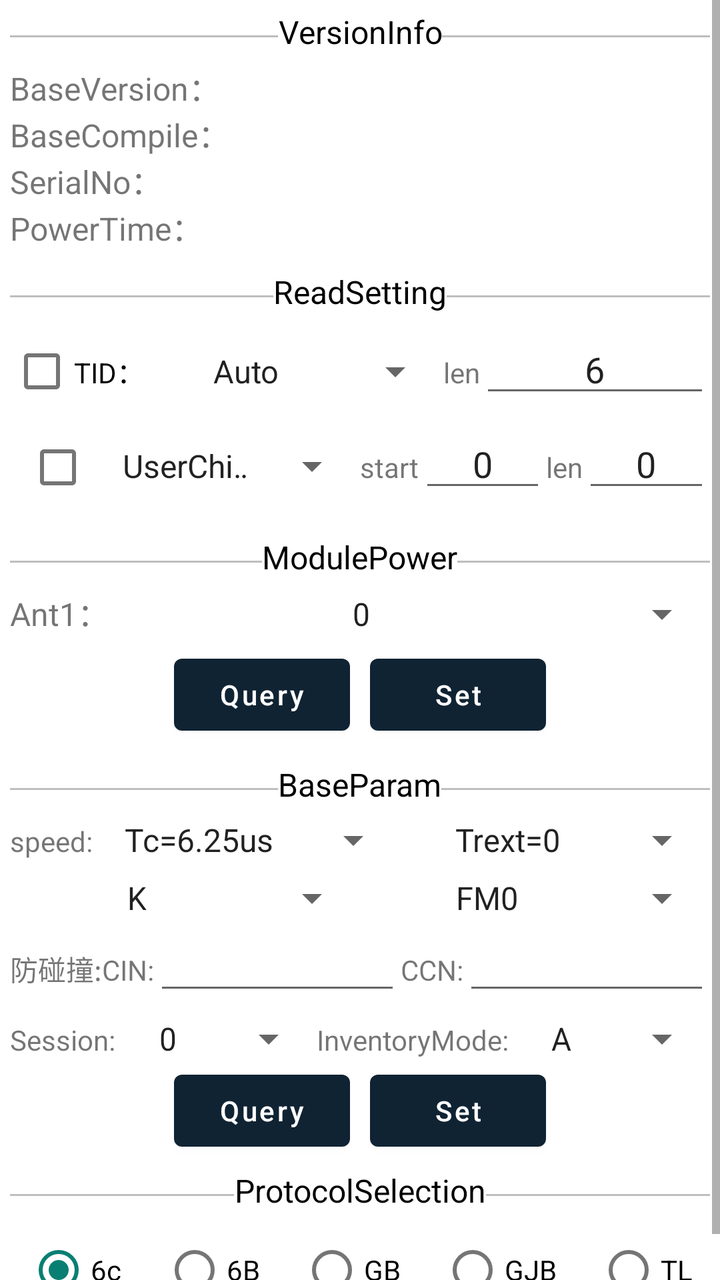
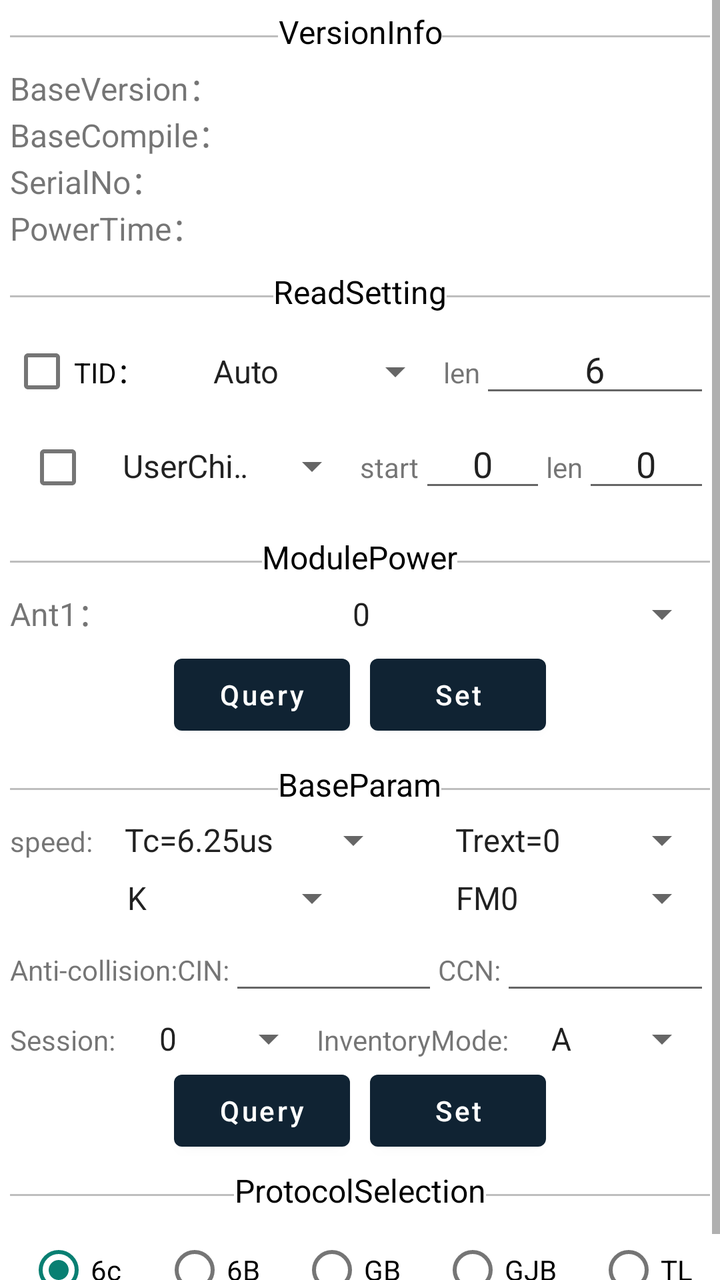

Two renders of the same Android screen: before a commit and after it. Below are the layout's source before the change and the commit's diff.
<!-- AndroidManifest.xml: application theme Theme.UHFReaderDemo -->
<!-- res/layout/fragment_setting_gb.xml -->
<?xml version="1.0" encoding="utf-8"?>
<ScrollView xmlns:android="http://schemas.android.com/apk/res/android"
    xmlns:app="http://schemas.android.com/apk/res-auto"
    xmlns:tools="http://schemas.android.com/tools"
    android:layout_width="match_parent"
    android:layout_height="match_parent"
    tools:context=".fragment.sixc.FindFragment6c">

    <LinearLayout
        android:layout_width="match_parent"
        android:layout_height="match_parent"
        android:orientation="vertical"
        android:padding="5dp">

        <LinearLayout
            android:id="@+id/version_Layout"
            android:layout_width="match_parent"
            android:layout_height="wrap_content"
            android:orientation="horizontal">

            <View
                android:layout_width="0dp"
                android:layout_height="1dp"
                android:layout_gravity="center"
                android:layout_weight="1"
                android:background="@color/gray" />

            <TextView
                android:layout_width="wrap_content"
                android:layout_height="wrap_content"
                android:layout_marginBottom="5dp"
                android:gravity="center"
                android:text="@string/version_info_title"
                android:textAlignment="center"
                android:textColor="@color/black"
                android:textSize="@dimen/text_size_16" />

            <View
                android:layout_width="0dp"
                android:layout_height="1dp"
                android:layout_gravity="center"
                android:layout_weight="1"
                android:background="@color/gray" />


        </LinearLayout>


        <LinearLayout
            android:layout_width="match_parent"
            android:layout_height="wrap_content">

            <TextView
                android:layout_width="wrap_content"
                android:layout_height="wrap_content"
                android:text="@string/base_version"
                android:textSize="@dimen/text_size_16" />

            <TextView
                android:id="@+id/set_info_baseVersion"
                android:layout_width="match_parent"
                android:layout_height="wrap_content"
                android:textSize="@dimen/text_size_16" />

        </LinearLayout>
        <LinearLayout
            android:layout_width="match_parent"
            android:layout_height="wrap_content">

            <TextView
                android:layout_width="wrap_content"
                android:layout_height="wrap_content"
                android:text="@string/base_compileTime"
                android:textSize="@dimen/text_size_16" />

            <TextView
                android:id="@+id/set_info_baseCompareTime"
                android:layout_width="match_parent"
                android:textSize="@dimen/text_size_16"
                android:layout_height="wrap_content"/>

        </LinearLayout>

        <LinearLayout
            android:layout_width="match_parent"
            android:layout_height="wrap_content">

            <TextView
                android:layout_width="wrap_content"
                android:layout_height="wrap_content"
                android:text="@string/serial_no"
                android:textSize="@dimen/text_size_16" />

            <TextView
                android:id="@+id/set_info_serialNo"
                android:layout_width="match_parent"
                android:layout_height="wrap_content"
                android:textSize="@dimen/text_size_16" />

        </LinearLayout>

        <LinearLayout
            android:layout_width="match_parent"
            android:layout_height="wrap_content">

            <TextView
                android:layout_width="wrap_content"
                android:layout_height="wrap_content"
                android:text="@string/power_time"
                android:textSize="@dimen/text_size_16" />

            <TextView
                android:id="@+id/set_info_powerTime"
                android:layout_width="match_parent"
                android:layout_height="wrap_content"
                android:textSize="@dimen/text_size_16" />

        </LinearLayout>


        <LinearLayout
            android:layout_width="match_parent"
            android:layout_height="wrap_content"
            android:layout_marginTop="10dp"
            android:orientation="horizontal">

            <View
                android:layout_width="0dp"
                android:layout_height="1dp"
                android:layout_gravity="center"
                android:layout_weight="1"
                android:background="@color/gray" />

            <TextView
                android:layout_width="wrap_content"
                android:layout_height="wrap_content"
                android:layout_marginBottom="5dp"
                android:gravity="center"
                android:text="@string/read_setting_title"
                android:textAlignment="center"
                android:textColor="@color/black"
                android:textSize="@dimen/text_size_16" />

            <View
                android:layout_width="0dp"
                android:layout_height="1dp"
                android:layout_gravity="center"
                android:layout_weight="1"
                android:background="@color/gray" />

        </LinearLayout>


        <LinearLayout
            android:layout_width="match_parent"
            android:layout_height="wrap_content"
            android:orientation="horizontal">

            <CheckBox
                android:id="@+id/set_tid_box"
                android:layout_width="wrap_content"
                android:layout_height="wrap_content"
                android:text="TID：" />

            <Spinner
                android:id="@+id/set_tid_mode"
                android:layout_width="0dp"
                android:layout_height="wrap_content"
                android:layout_weight="1.3"
                android:entries="@array/setting_tid"
                android:textAlignment="center" />

            <TextView
                android:layout_width="wrap_content"
                android:layout_height="wrap_content"
                android:text="@string/tid_len" />

            <EditText
                android:id="@+id/set_tid_len"
                android:layout_width="0dp"
                android:layout_height="wrap_content"
                android:layout_weight="1"
                android:text="6"
                android:textAlignment="center" />

        </LinearLayout>

        <LinearLayout
            android:layout_width="match_parent"
            android:layout_height="wrap_content"
            android:orientation="horizontal">

            <CheckBox
                android:id="@+id/set_user_box"
                android:layout_width="wrap_content"
                android:layout_height="wrap_content" />

            <Spinner
                android:id="@+id/set_user_child"
                android:layout_width="0dp"
                android:layout_height="wrap_content"
                android:layout_weight="2"
                android:entries="@array/gb_user_child"
                android:textAlignment="center" />

            <TextView
                android:layout_width="wrap_content"
                android:layout_height="wrap_content"
                android:text="@string/user_start" />

            <EditText
                android:id="@+id/set_user_start"
                android:layout_width="0dp"
                android:layout_height="wrap_content"
                android:layout_weight="1"
                android:text="0"
                android:textAlignment="center" />

            <TextView
                android:layout_width="wrap_content"
                android:layout_height="wrap_content"
                android:text="@string/user_len" />

            <EditText
                android:id="@+id/set_user_len"
                android:layout_width="0dp"
                android:layout_weight="1"
                android:layout_height="wrap_content"
                android:text="0"
                android:textAlignment="center" />

        </LinearLayout>



        <LinearLayout
            android:layout_width="match_parent"
            android:layout_height="wrap_content"
            android:layout_marginTop="10dp"
            android:orientation="horizontal">

            <View
                android:layout_width="0dp"
                android:layout_height="1dp"
                android:layout_gravity="center"
                android:layout_weight="1"
                android:background="@color/gray" />

            <TextView
                android:layout_width="wrap_content"
                android:layout_height="wrap_content"
                android:layout_marginBottom="5dp"
                android:gravity="center"
                android:text="@string/module_power"
                android:textAlignment="center"
                android:textColor="@color/black"
                android:textSize="@dimen/text_size_16" />

            <View
                android:layout_width="0dp"
                android:layout_height="1dp"
                android:layout_gravity="center"
                android:layout_weight="1"
                android:background="@color/gray" />

        </LinearLayout>

        <LinearLayout
            android:layout_width="match_parent"
            android:layout_height="wrap_content"
            android:layout_marginBottom="5dp"
            android:orientation="horizontal">

            <TextView
                android:layout_width="wrap_content"
                android:layout_height="wrap_content"
                android:text="Ant1："
                android:textSize="@dimen/text_size_16" />

            <Spinner
                android:id="@+id/set_power_spinner"
                android:layout_width="0dp"
                android:layout_height="wrap_content"
                android:layout_weight="1"
                android:entries="@array/setting_power"
                android:textAlignment="center" />


        </LinearLayout>

        <LinearLayout
            android:layout_width="match_parent"
            android:layout_height="wrap_content"
            android:gravity="center">

            <Button
                android:id="@+id/power_query_btn"
                android:layout_width="wrap_content"
                android:layout_height="wrap_content"
                android:layout_gravity="center"
                android:text="@string/query_btn"
                android:textAllCaps="false" />

            <Button
                android:id="@+id/power_set_btn"
                android:layout_width="wrap_content"
                android:layout_height="wrap_content"
                android:layout_gravity="center"
                android:layout_marginLeft="10dp"
                android:text="@string/set_btn"
                android:textAllCaps="false" />

        </LinearLayout>


        <LinearLayout
            android:layout_width="match_parent"
            android:layout_height="wrap_content"
            android:layout_marginTop="10dp"
            android:orientation="horizontal">

            <View
                android:layout_width="0dp"
                android:layout_height="1dp"
                android:layout_gravity="center"
                android:layout_weight="1"
                android:background="@color/gray" />

            <TextView
                android:layout_width="wrap_content"
                android:layout_height="wrap_content"
                android:layout_marginBottom="5dp"
                android:gravity="center"
                android:text="@string/base_param"
                android:textAlignment="center"
                android:textColor="@color/black"
                android:textSize="@dimen/text_size_16" />

            <View
                android:layout_width="0dp"
                android:layout_height="1dp"
                android:layout_gravity="center"
                android:layout_weight="1"
                android:background="@color/gray" />

        </LinearLayout>


        <LinearLayout
            android:layout_width="match_parent"
            android:layout_height="wrap_content"
            android:orientation="horizontal">

            <TextView
                android:layout_width="wrap_content"
                android:layout_height="wrap_content"
                android:text="@string/base_speed" />

            <Spinner
                android:id="@+id/set_base_speed"
                android:layout_width="0dp"
                android:layout_height="wrap_content"
                android:layout_weight="1"
                android:entries="@array/setting_base_gjb"
                android:textAlignment="center" />


            <Spinner
                android:id="@+id/set_base_trext"
                android:layout_width="0dp"
                android:layout_height="wrap_content"
                android:layout_weight="1"
                android:entries="@array/setting_trext_gjb"
                android:textAlignment="center" />


        </LinearLayout>

        <LinearLayout
            android:layout_width="match_parent"
            android:layout_height="wrap_content"
            android:layout_marginTop="5dp"
            android:orientation="horizontal">

            <Spinner
                android:id="@+id/set_base_kValue"
                android:layout_width="0dp"
                android:layout_height="wrap_content"
                android:layout_weight="1"
                android:entries="@array/setting_k_gb"
                android:textAlignment="center" />


            <Spinner
                android:id="@+id/set_base_miller"
                android:layout_width="0dp"
                android:layout_height="wrap_content"
                android:layout_weight="1"
                android:entries="@array/setting_miller_gjb"
                android:textAlignment="center" />

        </LinearLayout>

        <LinearLayout
            android:layout_width="match_parent"
            android:layout_height="wrap_content"
            android:orientation="horizontal">

            <TextView
                android:layout_width="wrap_content"
                android:layout_height="wrap_content"
                android:text="防碰撞:" />

            <TextView
                android:layout_width="wrap_content"
                android:layout_height="wrap_content"
                android:text="CIN:" />

            <EditText
                android:id="@+id/set_base_cin"
                android:layout_width="0dp"
                android:layout_height="wrap_content"
                android:layout_weight="1"
                android:textAlignment="center" />


            <TextView
                android:layout_width="wrap_content"
                android:layout_height="wrap_content"
                android:text="CCN:" />

            <EditText
                android:id="@+id/set_base_ccn"
                android:layout_width="0dp"
                android:layout_height="wrap_content"
                android:layout_weight="1"
                android:textAlignment="center" />
        </LinearLayout>

        <LinearLayout
            android:layout_width="match_parent"
            android:layout_height="wrap_content"
            android:layout_marginTop="5dp"
            android:orientation="horizontal">

            <TextView
                android:layout_width="wrap_content"
                android:layout_height="wrap_content"
                android:text="Session:" />

            <Spinner
                android:id="@+id/set_base_session"
                android:layout_width="0dp"
                android:layout_height="wrap_content"
                android:layout_weight="1"
                android:entries="@array/setting_session"
                android:textAlignment="center" />

            <TextView
                android:layout_width="wrap_content"
                android:layout_height="wrap_content"
                android:text="@string/inventory_mode" />

            <Spinner
                android:id="@+id/set_base_ab"
                android:layout_width="0dp"
                android:layout_height="wrap_content"
                android:layout_weight="1"
                android:entries="@array/setting_inventoryMode"
                android:textAlignment="center" />

        </LinearLayout>


        <LinearLayout
            android:layout_width="match_parent"
            android:layout_height="wrap_content"
            android:gravity="center">

            <Button
                android:id="@+id/base_query_btn"
                android:layout_width="wrap_content"
                android:layout_height="wrap_content"
                android:layout_gravity="center"
                android:text="@string/query_btn"
                android:textAllCaps="false" />

            <Button
                android:id="@+id/base_set_btn"
                android:layout_width="wrap_content"
                android:layout_height="wrap_content"
                android:layout_gravity="center"
                android:layout_marginLeft="10dp"
                android:text="@string/set_btn"
                android:textAllCaps="false" />

        </LinearLayout>

        <LinearLayout
            android:layout_width="match_parent"
            android:layout_height="wrap_content"
            android:layout_marginTop="5dp"
            android:orientation="horizontal">

            <View
                android:layout_width="0dp"
                android:layout_height="1dp"
                android:layout_gravity="center"
                android:layout_weight="1"
                android:background="@color/gray" />

            <TextView
                android:layout_width="wrap_content"
                android:layout_height="wrap_content"
                android:layout_marginBottom="5dp"
                android:gravity="center"
                android:text="@string/protocol_selection"
                android:textAlignment="center"
                android:textColor="@color/black"
                android:textSize="@dimen/text_size_16" />

            <View
                android:layout_width="0dp"
                android:layout_height="1dp"
                android:layout_gravity="center"
                android:layout_weight="1"
                android:background="@color/gray" />

        </LinearLayout>


        <LinearLayout
            android:layout_width="match_parent"
            android:layout_height="wrap_content"
            android:orientation="horizontal">


            <RadioGroup
                android:id="@+id/radioGroup"
                android:layout_width="match_parent"
                android:layout_height="wrap_content"
                android:gravity="center"
                android:orientation="horizontal">

                <RadioButton
                    android:id="@+id/radio_6c"
                    android:layout_width="wrap_content"
                    android:layout_height="wrap_content"
                    android:checked="true"
                    android:text="6c" />

                <RadioButton
                    android:id="@+id/radio_6b"
                    android:layout_width="wrap_content"
                    android:layout_height="wrap_content"
                    android:layout_marginLeft="20dp"
                    android:text="6B" />

                <RadioButton
                    android:id="@+id/radio_gb"
                    android:layout_width="wrap_content"
                    android:layout_height="wrap_content"
                    android:layout_marginLeft="20dp"
                    android:text="GB" />

                <RadioButton
                    android:id="@+id/radio_gjb"
                    android:layout_width="wrap_content"
                    android:layout_height="wrap_content"
                    android:layout_marginLeft="20dp"
                    android:text="GJB" />

                <RadioButton
                    android:id="@+id/radio_tl"
                    android:layout_width="wrap_content"
                    android:layout_height="wrap_content"
                    android:layout_marginLeft="20dp"
                    android:text="TL" />

            </RadioGroup>


        </LinearLayout>

    </LinearLayout>
</ScrollView>
<!-- resources referenced by this layout -->
<resources>
  <string-array name="gb_user_child">
          <item>UserChild0</item>
          <item>UserChild1</item>
          <item>UserChild2</item>
          <item>UserChild3</item>
          <item>UserChild4</item>
          <item>UserChild5</item>
          <item>UserChild6</item>
          <item>UserChild7</item>
          <item>UserChild8</item>
          <item>UserChild9</item>
          <item>UserChild10</item>
          <item>UserChild11</item>
          <item>UserChild12</item>
          <item>UserChild13</item>
          <item>UserChild14</item>
          <item>UserChild15</item>
      </string-array>
  <string-array name="setting_base_gjb">
          <item>Tc=6.25us</item>
          <item>Tc=12.5us</item>
      </string-array>
  <string-array name="setting_inventoryMode">
          <item>A</item>
          <item>B</item>
          <item>AB</item>
      </string-array>
  <string-array name="setting_k_gb">
          <item>K</item>
          <item>K=1/5</item>
          <item>K=3/7</item>
          <item>K=6/11</item>
          <item>K=1</item>
          <item>K=2/5</item>
          <item>K=6/7</item>
          <item>K=12/11</item>
          <item>K=2</item>
      </string-array>
  <string-array name="setting_miller_gjb">
          <item>FM0</item>
          <item>Miller=2</item>
          <item>Miller=4</item>
          <item>Miller=8</item>
      </string-array>
  <string-array name="setting_session">
          <item>0</item>
          <item>1</item>
          <item>2</item>
          <item>3</item>
      </string-array>
  <string-array name="setting_tid">
          <item>Auto</item>
          <item>Fixed</item>
      </string-array>
  <string-array name="setting_trext_gjb">
          <item>Trext=0</item>
          <item>Trext=1</item>
      </string-array>
  <color name="black">#FF000000</color>
  <color name="gray">#BEBEBE</color>
  <dimen name="text_size_16">16sp</dimen>
  <string name="base_compileTime">BaseCompile：</string>
  <string name="base_param">BaseParam</string>
  <string name="base_speed">speed:</string>
  <string name="base_version">BaseVersion：</string>
  <string name="inventory_mode">InventoryMode:</string>
  <string name="module_power">ModulePower</string>
  <string name="power_time">PowerTime：</string>
  <string name="protocol_selection">ProtocolSelection</string>
  <string name="query_btn">Query</string>
  <string name="read_setting_title">ReadSetting</string>
  <string name="serial_no">SerialNo：</string>
  <string name="set_btn">Set</string>
  <string name="tid_len">len</string>
  <string name="user_len">len</string>
  <string name="user_start">start</string>
  <string name="version_info_title">VersionInfo</string>
  <style name="Theme.UHFReaderDemo" parent="Theme.MaterialComponents.Light.DarkActionBar">
          
          <item name="colorPrimary">@color/terminal_navy</item>
          <item name="colorPrimaryVariant">@color/terminal_navy</item>
          <item name="colorOnPrimary">@color/white</item>
          
          <item name="colorSecondary">@color/teal_primary</item>
          <item name="colorSecondaryVariant">@color/teal_primary</item>
          <item name="colorOnSecondary">@color/black</item>
          
          <item name="android:statusBarColor">@color/terminal_navy</item>
          <item name="android:navigationBarColor">@color/white</item>
          <item name="android:windowLightNavigationBar">true</item>
          
      </style>
  <color name="terminal_navy">#102333</color>
  <color name="white">#FFFFFFFF</color>
  <color name="teal_primary">#087F72</color>
  <!-- unchanged entries left out for length: 1 -->
</resources>

<!-- the commit's change to res/layout/fragment_setting_gb.xml (unified diff, before → after) -->
@@ -409,7 +409,7 @@
             <TextView
                 android:layout_width="wrap_content"
                 android:layout_height="wrap_content"
-                android:text="防碰撞:" />
+                android:text="Anti-collision:" />
 
             <TextView
                 android:layout_width="wrap_content"
